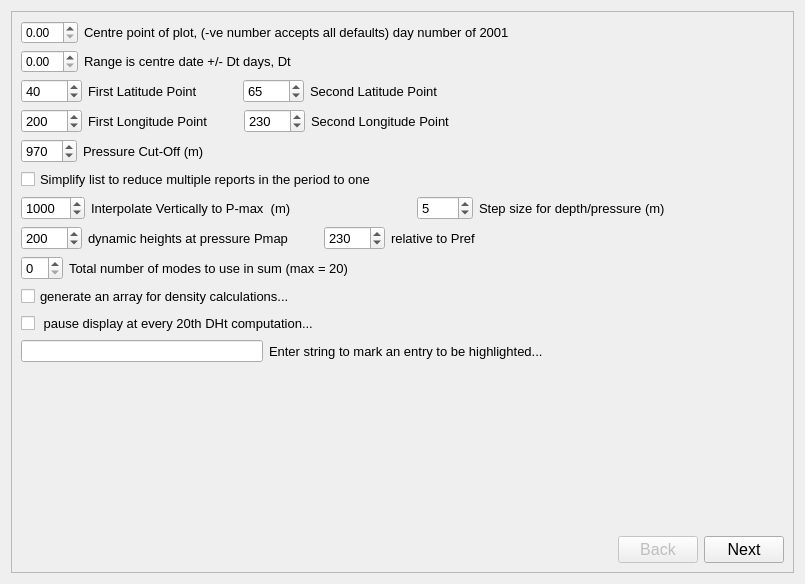
First picture: the form in ui_Files/circulationapp.ui, repository CallumColvine/ARGO-Float-Software, before the edit.
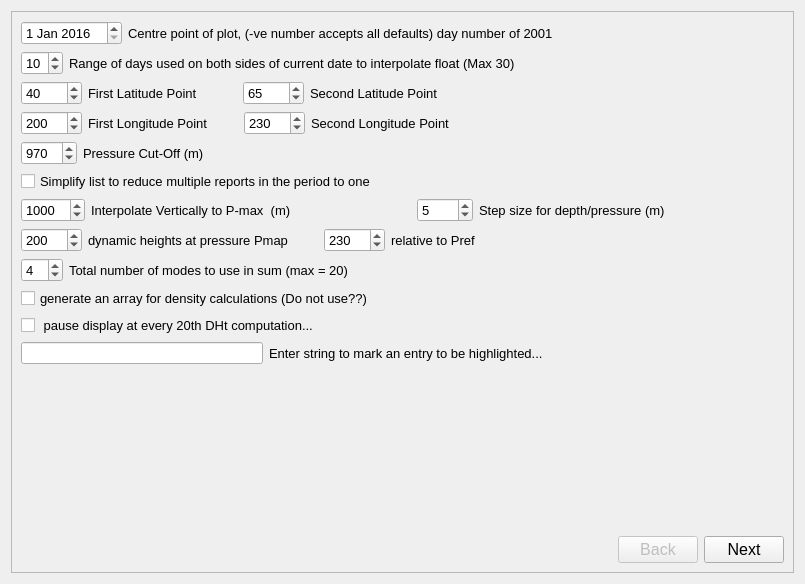
Second picture: the form after the edit.

Commit message: Wrote calculations and file IO for Circulation. Small code rearranges in TimeSeries

Diff of the .ui file:
```diff
--- a/ui_Files/circulationapp.ui
+++ b/ui_Files/circulationapp.ui
@@ -24,7 +24,20 @@
        <item>
         <layout class="QHBoxLayout" name="horizontalLayout_3">
          <item>
-          <widget class="QDoubleSpinBox" name="doubleSpinBox"/>
+          <widget class="QDateEdit" name="centreOfPlotDateEdit">
+           <property name="font">
+            <font>
+             <pointsize>10</pointsize>
+            </font>
+           </property>
+           <property name="date">
+            <date>
+             <year>2016</year>
+             <month>1</month>
+             <day>1</day>
+            </date>
+           </property>
+          </widget>
          </item>
          <item>
           <widget class="QLabel" name="label_2">
@@ -56,7 +69,22 @@
        <item>
         <layout class="QHBoxLayout" name="horizontalLayout_4">
          <item>
-          <widget class="QDoubleSpinBox" name="doubleSpinBox_2"/>
+          <widget class="QSpinBox" name="sampleWindowBox">
+           <property name="font">
+            <font>
+             <pointsize>10</pointsize>
+            </font>
+           </property>
+           <property name="minimum">
+            <number>1</number>
+           </property>
+           <property name="maximum">
+            <number>30</number>
+           </property>
+           <property name="value">
+            <number>10</number>
+           </property>
+          </widget>
          </item>
          <item>
           <widget class="QLabel" name="label_3">
@@ -66,7 +94,7 @@
             </font>
            </property>
            <property name="text">
-            <string>Range is centre date +/- Dt days, Dt</string>
+            <string>Range of days used on both sides of current date to interpolate float (Max 30)</string>
            </property>
           </widget>
          </item>
@@ -540,6 +568,9 @@
            <property name="maximum">
             <number>20</number>
            </property>
+           <property name="value">
+            <number>4</number>
+           </property>
           </widget>
          </item>
          <item>
@@ -579,7 +610,7 @@
             </font>
            </property>
            <property name="text">
-            <string>generate an array for density calculations...</string>
+            <string>generate an array for density calculations (Do not use??)</string>
            </property>
           </widget>
          </item>
@@ -667,7 +698,7 @@
          <property name="sizeHint" stdset="0">
           <size>
            <width>20</width>
-           <height>128</height>
+           <height>124</height>
           </size>
          </property>
         </spacer>
```
Left out of the diff: 21 changed lines with no effect on the pictures. The commit also changes 12 other files.
